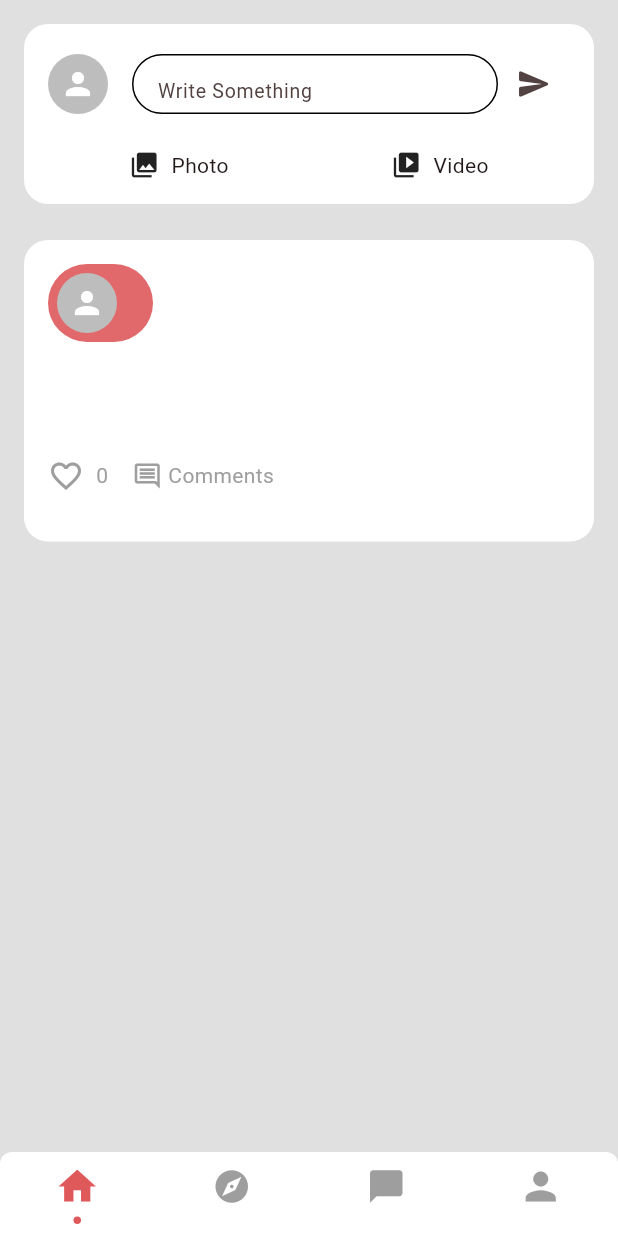
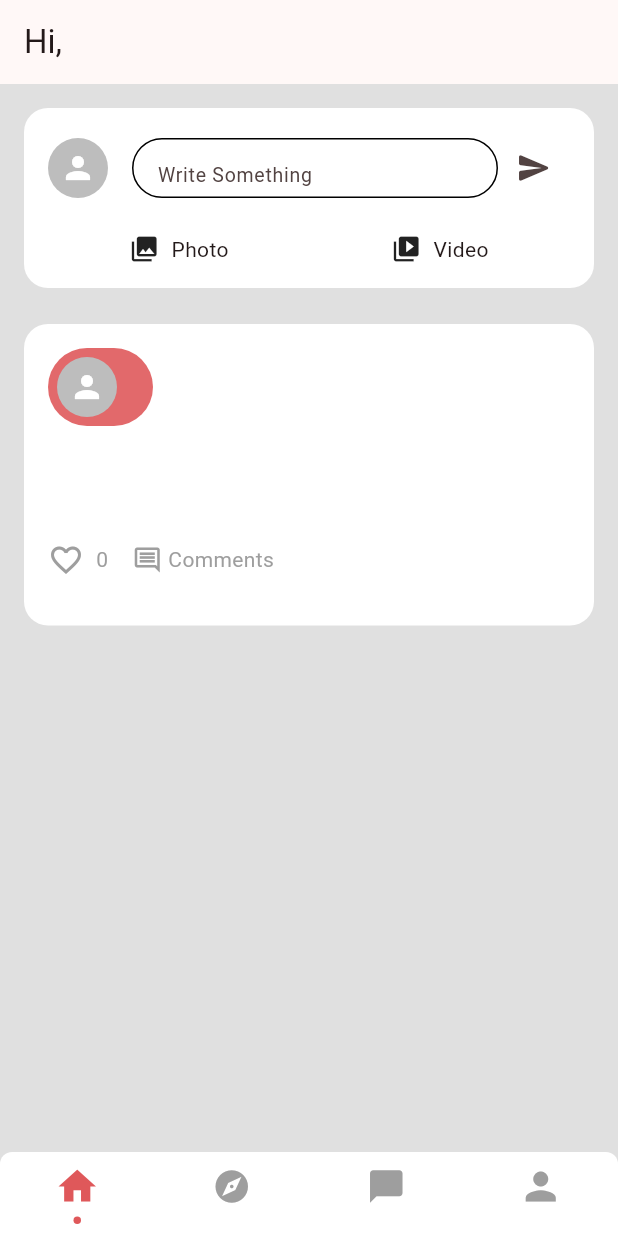
Before and after one commit to Rafael-Wun/unilinkApp, a Flutter app: the screen it shows once a user with an empty profile is signed in, after a tap on the "send" icon, on a phone screen of 412 x 824 dp. Run offline on Flutter 3.47's test engine with Material 2 defaults, Android fonts, the phone set to English and light mode, and no system bars; drawn by our look-alikes of persistent_bottom_nav_bar; our stand-ins replace cloud_firestore, file_picker, firebase_auth, firebase_core, firebase_storage; accounts and stored records are empty.

Commit message:
exit commit

```diff
--- a/lib/controllers/auth.dart
+++ b/lib/controllers/auth.dart
@@ -13,9 +13,9 @@ class UserAuth extends StatelessWidget {
         stream: FirebaseAuth.instance.authStateChanges(),
         builder: (context, snapshot) {
           if (snapshot.hasData) {
-            return MainMenu();
+            return const MainMenu();
           } else {
-            return LoginOrRegister();
+            return const LoginOrRegister();
           }
         },
       ),
--- a/lib/controllers/login_or_register.dart
+++ b/lib/controllers/login_or_register.dart
@@ -1,6 +1,6 @@
 import 'package:flutter/material.dart';
-import 'package:unilink_project/views/authentication/login.dart';
-import 'package:unilink_project/views/authentication/register.dart';
+import 'package:unilink_project/views/auth/login.dart';
+import 'package:unilink_project/views/auth/register.dart';
 
 class LoginOrRegister extends StatefulWidget {
   const LoginOrRegister({super.key});
--- a/lib/main_menu.dart
+++ b/lib/main_menu.dart
@@ -1,5 +1,8 @@
+import 'package:cloud_firestore/cloud_firestore.dart';
+import 'package:firebase_auth/firebase_auth.dart';
 import 'package:flutter/material.dart';
 import 'package:persistent_bottom_nav_bar/persistent_tab_view.dart';
+import 'package:unilink_project/models/user.dart';
 import 'package:unilink_project/views/chat_view.dart';
 import 'package:unilink_project/views/explore_view.dart';
 import 'package:unilink_project/views/home_view.dart';
@@ -13,11 +16,32 @@ class MainMenu extends StatefulWidget {
 }
 
 class _MainMenuState extends State<MainMenu> {
+  final currentUser = FirebaseAuth.instance.currentUser!;
+  UserModel currentUserData = UserModel(uid: '', name: '', univ: '', bio: '', followers: [], following: [], post: []);
   final PersistentTabController _controller =
       PersistentTabController(initialIndex: 0);
 
   @override
   Widget build(BuildContext context) {
+    return StreamBuilder(
+      stream: FirebaseFirestore.instance
+          .collection("Users")
+          .doc(currentUser.email)
+          .snapshots(),
+      builder: (context, snapshot) {
+        if (snapshot.hasData) {
+          final getData = snapshot.data!.data() as Map<String, dynamic>;
+
+          currentUserData = UserModel(
+              uid: currentUser.uid,
+              name: getData['Name'],
+              univ: getData['Univ'],
+              bio: getData['Bio'],
+              followers: List<String>.from(getData['Followers'] ?? []),
+              following: List<String>.from(getData['Following'] ?? []),
+              post: List<String>.from(getData['Post'] ?? []));
+        }
+
         return PersistentTabView(
           context,
           controller: _controller,
@@ -41,12 +65,14 @@ class _MainMenuState extends State<MainMenu> {
           ),
           navBarStyle: NavBarStyle.style12,
         );
+      },
+    );
   }
 
   // List yang menampung semua main view
   List<Widget> _screenContainers() {
-    return const [
-      HomeView(),
+    return [
+      HomeView(userName: currentUserData.name,),
       ExploreView(),
       ChatView(),
       ProfileView(),
--- a/lib/models/user.dart
+++ b/lib/models/user.dart
@@ -1,23 +1,19 @@
-class User {
-  final String id;
-  String name;
-  String email;
-  String univ;
-  String bio;
-  String profile;
-  String cover;
-  List<String> tags;
-  List<String> postID;
+class UserModel {
+  final String uid;
+  final String name;
+  final String univ;
+  final String bio;
+  final List<String> followers;
+  final List<String> following;
+  final List<String> post;
 
-  User({
-    this.id = '',
-    this.name = '',
-    this.email = '',
-    this.univ = '',
-    this.bio = '',
-    this.profile = '',
-    this.cover = '',
-    this.tags = const [],
-    this.postID = const [],
+  UserModel({
+    required this.uid,
+    required this.name,
+    required this.univ,
+    required this.bio,
+    required this.followers,
+    required this.following,
+    required this.post,
   });
 }
--- a/lib/views/authentication/login.dart
+++ b/lib/views/auth/login.dart
@@ -14,7 +14,7 @@ class LoginState extends State<Login> {
   final emailController = TextEditingController();
   final passwordController = TextEditingController();
 
-  Future SignIn() async {
+  Future signUserIn() async {
     showDialog(
       context: context,
       builder: (context) {
@@ -41,11 +41,11 @@ class LoginState extends State<Login> {
       context: context,
       builder: (context) {
         return AlertDialog(
-          backgroundColor: Color.fromRGBO(223, 88, 90, 1.0),
+          backgroundColor: const Color.fromRGBO(223, 88, 90, 1.0),
           title: Center(
             child: Text(
               msg,
-              style: TextStyle(color: Colors.white),
+              style: const TextStyle(color: Colors.white),
             ),
           ),
         );
@@ -53,6 +53,7 @@ class LoginState extends State<Login> {
     );
   }
 
+  @override
   void dispose() {
     emailController.dispose();
     passwordController.dispose();
@@ -66,7 +67,7 @@ class LoginState extends State<Login> {
       body: SafeArea(
         child: Center(
           child: Padding(
-            padding: EdgeInsets.symmetric(horizontal: 24),
+            padding: const EdgeInsets.symmetric(horizontal: 24.0),
             child: SingleChildScrollView(
               child: Column(
                 mainAxisAlignment: MainAxisAlignment.center,
@@ -91,11 +92,10 @@ class LoginState extends State<Login> {
                   CustomTextField(
                     controller: passwordController,
                     hintText: 'Enter your password',
-                    obsecureText: true,
                     keyboardType: TextInputType.visiblePassword,
                   ),
                   const SizedBox(height: 8.0),
-                  Row(
+                  const Row(
                     mainAxisAlignment: MainAxisAlignment.end,
                     children: [
                       Text(
@@ -106,11 +106,11 @@ class LoginState extends State<Login> {
                   ),
                   const SizedBox(height: 64.0),
                   ElevatedButton(
-                    onPressed: SignIn,
+                    onPressed: signUserIn,
                     style: ElevatedButton.styleFrom(
-                      primary: Color.fromRGBO(223, 88, 90, 1.0),
+                      backgroundColor: const Color.fromRGBO(223, 88, 90, 1.0),
                     ),
-                    child: Text(
+                    child: const Text(
                       'Login',
                       style: TextStyle(
                         color: Colors.white,
@@ -122,7 +122,7 @@ class LoginState extends State<Login> {
                   Row(
                     mainAxisAlignment: MainAxisAlignment.center,
                     children: [
-                      Text(
+                      const Text(
                         'Don\'t have an account?',
                       ),
                       GestureDetector(
--- a/lib/views/components/explore/explore_grid.dart
+++ b/lib/views/components/explore/explore_grid.dart
@@ -9,7 +9,6 @@ class ExploreGrid extends StatefulWidget {
 }
 
 class _ExploreGridState extends State<ExploreGrid> {
-
   final List<String> imageUrls = [
     'https://images.unsplash.com/photo-1683009427666-340595e57e43?w=500&auto=format&fit=crop&q=60&ixlib=rb-4.0.3&ixid=M3wxMjA3fDF8MHxlZGl0b3JpYWwtZmVlZHwxfHx8ZW58MHx8fHx8',
     'https://images.unsplash.com/photo-1700319514512-1bcb679e04ab?w=500&auto=format&fit=crop&q=60&ixlib=rb-4.0.3&ixid=M3wxMjA3fDB8MHxlZGl0b3JpYWwtZmVlZHwyfHx8ZW58MHx8fHx8',
@@ -28,7 +27,7 @@ class _ExploreGridState extends State<ExploreGrid> {
     return MasonryGridView.builder(
       itemCount: 10,
       physics: const NeverScrollableScrollPhysics(),
-      padding: EdgeInsets.all(8.0),
+      padding: const EdgeInsets.all(8.0),
       gridDelegate: const SliverSimpleGridDelegateWithFixedCrossAxisCount(
           crossAxisCount: 3),
       itemBuilder: (context, index) {
@@ -36,7 +35,7 @@ class _ExploreGridState extends State<ExploreGrid> {
           decoration: BoxDecoration(
             borderRadius: BorderRadius.circular(6.0),
           ),
-          margin: EdgeInsets.all(4.0),
+          margin: const EdgeInsets.all(4.0),
           clipBehavior: Clip.antiAlias,
           child: Image.network(
             imageUrls[index],
--- a/lib/views/home_view.dart
+++ b/lib/views/home_view.dart
@@ -1,25 +1,23 @@
 import 'package:cloud_firestore/cloud_firestore.dart';
-import 'package:firebase_auth/firebase_auth.dart';
 import 'package:flutter/material.dart';
 import 'package:unilink_project/views/components/post/create_post.dart';
 import 'package:unilink_project/views/components/post/single_post.dart';
 
 class HomeView extends StatefulWidget {
-  const HomeView({super.key});
+  final String userName;
+  const HomeView({super.key, required this.userName});
 
   @override
   State<HomeView> createState() => _HomeViewState();
 }
 
 class _HomeViewState extends State<HomeView> {
-  final currentUser = FirebaseAuth.instance.currentUser!;
-
   @override
   Widget build(BuildContext context) {
     return Scaffold(
       backgroundColor: Colors.grey[300],
       appBar: AppBar(
-        toolbarHeight: 0.0,
+        title: Text('Hi, ${widget.userName}'),
       ),
       body: Container(
         padding: const EdgeInsets.fromLTRB(16.0, 16.0, 16.0, 0.0),
--- a/lib/views/profile_view.dart
+++ b/lib/views/profile_view.dart
@@ -14,7 +14,7 @@ class ProfileView extends StatefulWidget {
 }
 
 class _ProfileViewState extends State<ProfileView> {
-  final currentUser = FirebaseAuth.instance.currentUser!;
+  final loggedInUser = FirebaseAuth.instance.currentUser!;
 
   @override
   Widget build(BuildContext context) {
@@ -26,7 +26,7 @@ class _ProfileViewState extends State<ProfileView> {
       body: StreamBuilder<DocumentSnapshot>(
         stream: FirebaseFirestore.instance
             .collection("Users")
-            .doc(currentUser.email)
+            .doc(loggedInUser.email)
             .snapshots(),
         builder: (context, snapshot) {
           if (snapshot.hasData) {
```
Also changed, not shown: lib/models/post.dart (deleted, +0 -19 lines), lib/views/auth/register.dart (renamed from lib/views/authentication/register.dart, +12 -8 lines), lib/views/chat_view.dart (+17 -19 lines). Lines whose indentation alone changed are shown as unchanged.
